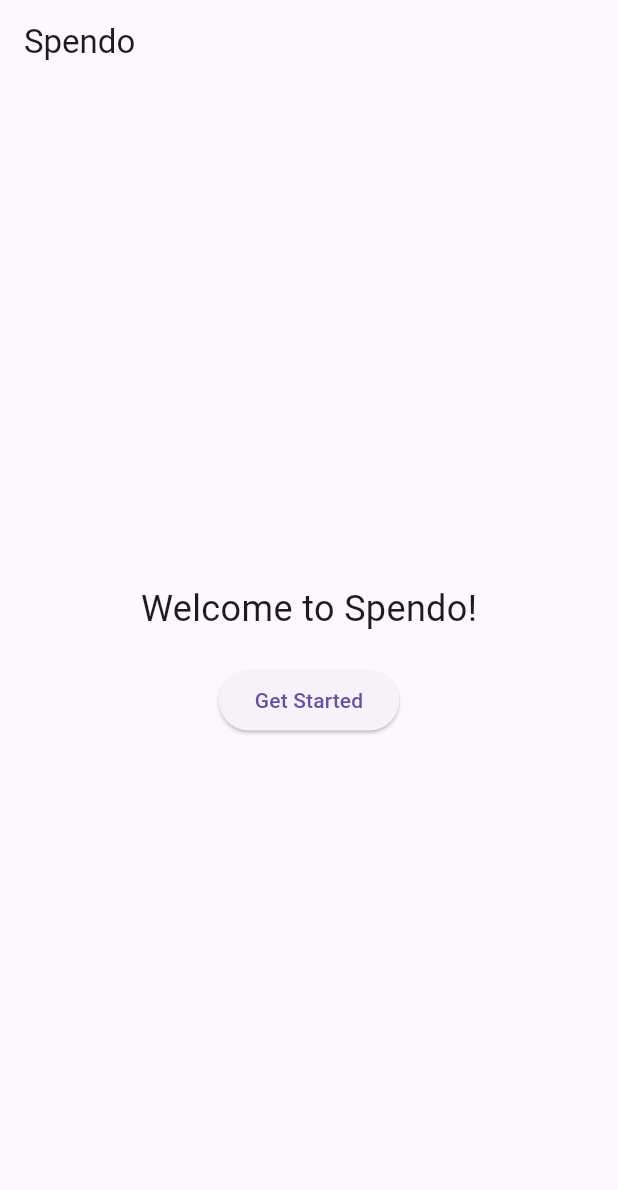
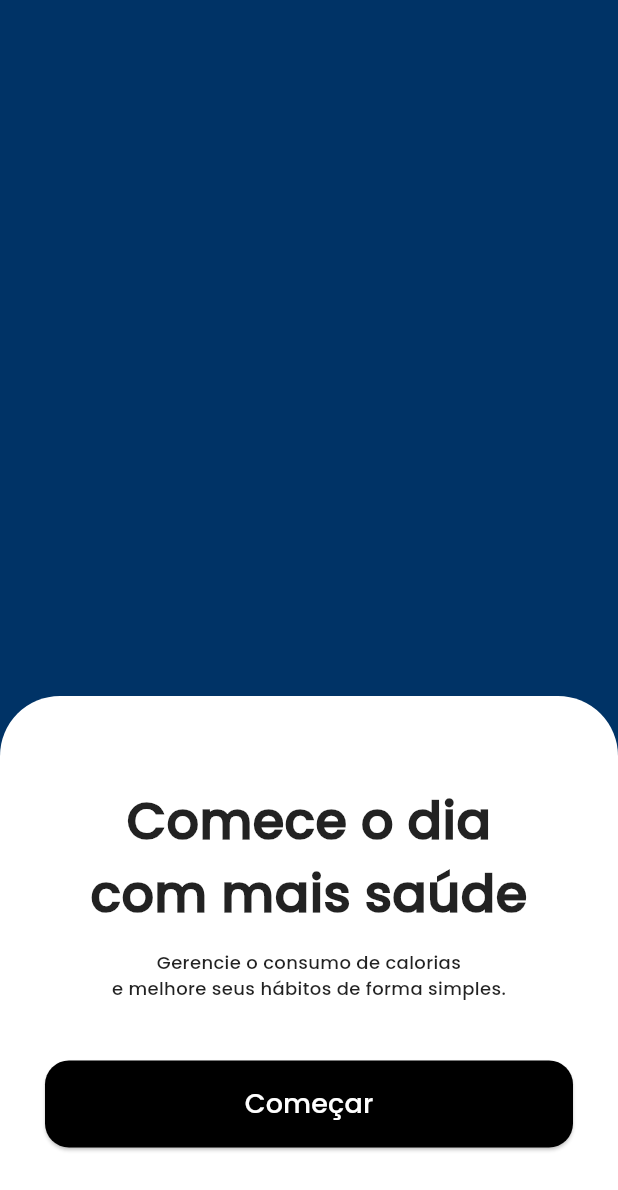
Before and after one commit to Mendescaua/Spendo, a Flutter app: the screen it shows after launch, on a phone screen of 412 x 824 dp. Shown: the top 1190 px of the screen. Run offline on Flutter 3.47's test engine with Material 3 defaults, Android fonts, the phone set to English and light mode, and no system bars.

Commit message:
Readjustment in the app's theme

```diff
--- a/lib/main.dart
+++ b/lib/main.dart
@@ -1,5 +1,6 @@
 import 'package:flutter/material.dart';
-import 'package:spendo/ui/home_screen.dart';
+import 'package:spendo/ui/splash_screen.dart';
+import 'package:spendo/utils/theme.dart';
 
 void main() {
   runApp(const MyApp());
@@ -12,7 +13,10 @@ class MyApp extends StatelessWidget {
   Widget build(BuildContext context) {
     return MaterialApp(
       title: 'Spendo',
-      home: const HomeScreen(),
+      theme: AppTheme.lightTheme,
+      darkTheme: AppTheme.darkTheme,
+      themeMode: ThemeMode.system,
+      home: const SplashScreen(),
     );
   }
 }
--- /dev/null
+++ b/lib/ui/splash_screen.dart
@@ -0,0 +1,93 @@
+import 'package:flutter/material.dart';
+import 'package:spendo/utils/theme.dart';
+
+class SplashScreen extends StatelessWidget {
+  const SplashScreen({super.key});
+
+  @override
+  Widget build(BuildContext context) {
+    return Scaffold(
+      backgroundColor: AppTheme.primaryColor,
+      body: Stack(
+        children: [
+          // Background image
+          SizedBox(
+            // child: Image.asset(
+            //   'assets/images/breakfast.jpg',
+            //   fit: BoxFit.cover,
+            // ),
+          ),
+          Column(
+            children: [
+              const Spacer(),
+              Container(
+                padding: const EdgeInsets.symmetric(horizontal: 30),
+                height: 360,
+                width: double.infinity,
+                decoration: const BoxDecoration(
+                  color: Colors.white,
+                  borderRadius: BorderRadius.only(
+                    topLeft: Radius.circular(40),
+                    topRight: Radius.circular(40),
+                  ),
+                ),
+                child: Column(
+                  mainAxisAlignment: MainAxisAlignment.center,
+                  crossAxisAlignment: CrossAxisAlignment.center,
+                  children: [
+                    Column(
+                      children: const [
+                        Text(
+                          'Comece o dia \ncom mais saúde',
+                          textAlign: TextAlign.center,
+                          style: TextStyle(
+                            fontSize: 34,
+                            fontWeight: FontWeight.bold,
+                          ),
+                        ),
+                        SizedBox(height: 12),
+                        Text(
+                          'Gerencie o consumo de calorias\ne melhore seus hábitos de forma simples.',
+                          textAlign: TextAlign.center,
+                          style: TextStyle(
+                            fontSize: 12,
+                            color: Colors.black87,
+                          ),
+                        ),
+                      ],
+                    ),
+                    const SizedBox(height: 40),
+                    SizedBox(
+                      width: double.infinity,
+                      child: ElevatedButton(
+                        onPressed: () {
+                          // ação ao clicar
+                        },
+                        style: ElevatedButton.styleFrom(
+                          backgroundColor: Colors.black,
+                          shape: const RoundedRectangleBorder(
+                            borderRadius: BorderRadius.all(Radius.circular(16)),
+                          ),
+                          padding: const EdgeInsets.symmetric(
+                              horizontal: 32, vertical: 16),
+                        ),
+                        child: const Text(
+                          'Começar',
+                          style: TextStyle(
+                            color: Colors.white,
+                            fontWeight: FontWeight.w600,
+                            fontSize: 18,
+                          ),
+                        ),
+                      ),
+                    ),
+                  ],
+                ),
+              ),
+            ],
+          ),
+        ],
+      ),
+    );
+  }
+}
--- /dev/null
+++ b/lib/utils/theme.dart
@@ -0,0 +1,31 @@
+import 'package:flutter/material.dart';
+
+class AppTheme {
+  static const Color primaryColor = Color(0xFF003366);
+  static const Color secondaryColor = Color(0xFF222932);
+  static const Color textColor = Color(0xFF000000);
+
+
+
+  // Tema Claro
+  static ThemeData lightTheme = ThemeData(
+    fontFamily: 'Poppins',
+    brightness: Brightness.light,
+    primaryColor: primaryColor,
+    scaffoldBackgroundColor: Colors.white,
+    textTheme: TextTheme(
+      bodyMedium: TextStyle(color: Colors.black87),
+    ),
+  );
+
+  // Tema Escuro
+  static ThemeData darkTheme = ThemeData(
+    fontFamily: 'Poppins',
+    brightness: Brightness.dark,
+    primaryColor: primaryColor,
+    scaffoldBackgroundColor: secondaryColor,
+    textTheme: TextTheme(
+      bodyMedium: TextStyle(color: Colors.white70),
+    ),
+  );
+}
--- a/pubspec.yaml
+++ b/pubspec.yaml
@@ -76,7 +76,7 @@ flutter:
   fonts:
     - family: Poppins
       fonts:
-        - asset: fonts/Poppins-Medium.ttf
+        - asset: assets/fonts/Poppins-Medium.ttf
 
   #
   # For details regarding fonts from package dependencies,
```
